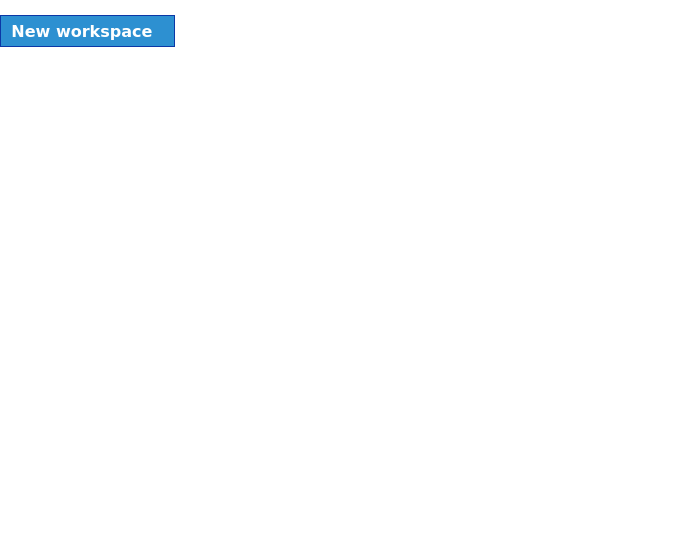
This is parsec/core/gui/forms/workspaces_widget.ui in Scille/parsec-cloud as Qt 5 draws it before an edit. The edited form follows.
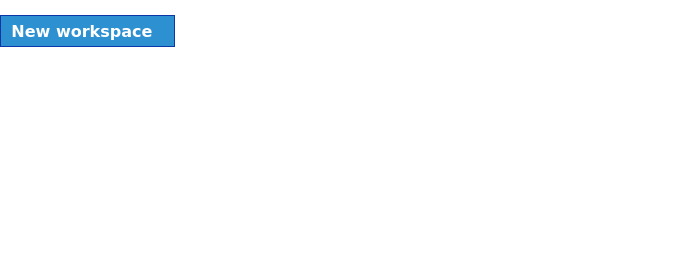
This is the edited form. Icons and pictures are not drawn.

Commit message: [GUI] Fixed workspace deletion && display, menu display, get text dialogs

What changed in the file:
```diff
--- a/parsec/core/gui/forms/workspaces_widget.ui
+++ b/parsec/core/gui/forms/workspaces_widget.ui
@@ -7,7 +7,7 @@
     <x>0</x>
     <y>0</y>
     <width>679</width>
-    <height>539</height>
+    <height>256</height>
    </rect>
   </property>
   <property name="windowTitle">
@@ -101,16 +101,16 @@
       <enum>QLayout::SetMaximumSize</enum>
      </property>
      <property name="leftMargin">
-      <number>40</number>
+      <number>20</number>
      </property>
      <property name="topMargin">
-      <number>40</number>
+      <number>20</number>
      </property>
      <property name="rightMargin">
-      <number>40</number>
+      <number>20</number>
      </property>
      <property name="bottomMargin">
-      <number>40</number>
+      <number>20</number>
      </property>
      <property name="spacing">
       <number>40</number>
```
The commit also changes 13 other files.
